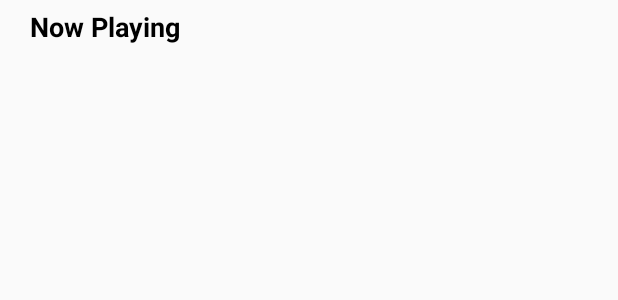
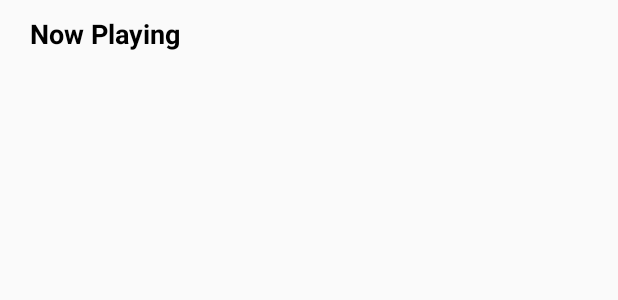
Before and after one commit to fprospato/Flicks, an Android app: the layout activity_movie_list.xml on its own in the app's theme, with its tools: preview values and no code run, on a phone screen of 412 x 824 dp. Shown: the top 300 px of the screen. Run offline under Robolectric (Android 15) with nearby library versions, the phone set to English and light mode, and no system bars.

```diff
--- a/app/src/main/res/layout/activity_movie_list.xml
+++ b/app/src/main/res/layout/activity_movie_list.xml
@@ -22,7 +22,7 @@
         android:layout_width="wrap_content"
         android:layout_height="wrap_content"
         android:layout_marginStart="20dp"
-        android:layout_marginTop="5dp"
+        android:layout_marginTop="10dp"
         android:text="Now Playing"
         android:textAppearance="@style/TextAppearance.AppCompat.Medium"
         android:textColor="#000000"
```
Also changed, not shown: app/src/main/java/com/example/flicks/MovieListActivity.java (line endings or trailing spaces).
